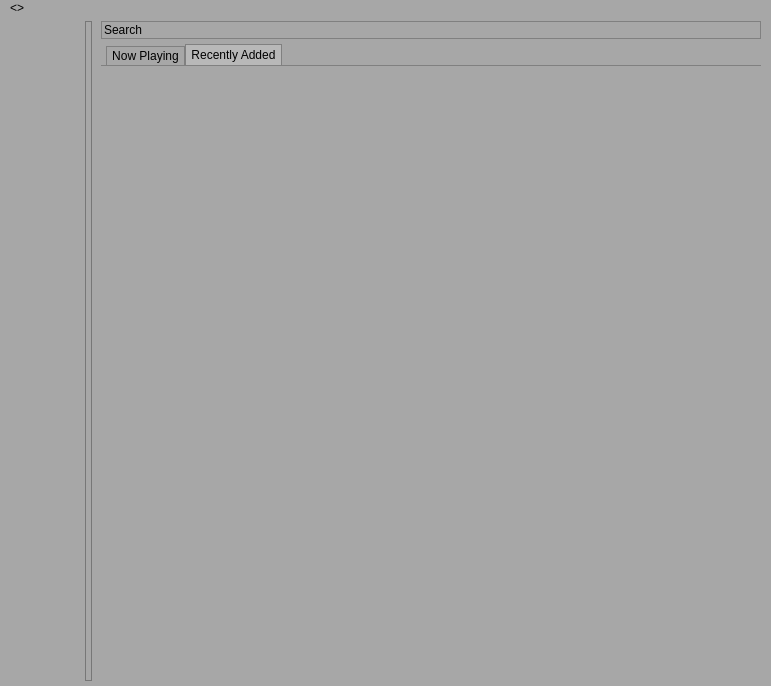
Sushisource/wubwub, file ssmp/ssmp.ui: the form before one commit.
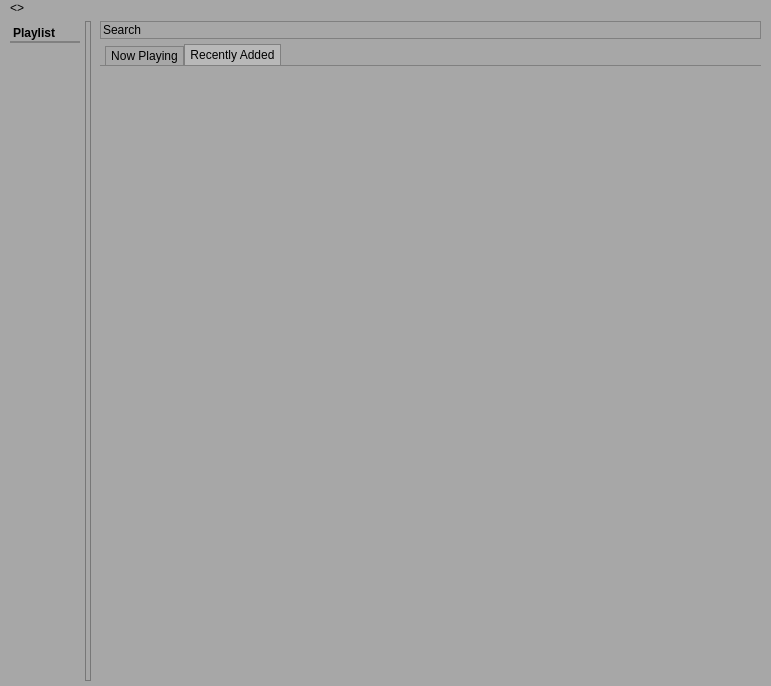
The form after the commit. Custom widgets are drawn as their Qt base class.

Commit message: Album tabs, playlist improvements

```diff
--- a/ssmp/ssmp.ui
+++ b/ssmp/ssmp.ui
@@ -234,21 +234,60 @@
 	border: none;
 	padding: 3px;
 	font-size: 10px;
+}
+
+QLabel#playlistLbl {
+	border-bottom: 2px solid grey;
+	padding-bottom: 1px;
 }</string>
   </property>
   <widget class="QWidget" name="everything">
    <layout class="QVBoxLayout" name="verticalLayout_3">
     <item>
      <widget class="QSplitter" name="splitter">
+      <property name="sizePolicy">
+       <sizepolicy hsizetype="Expanding" vsizetype="Expanding">
+        <horstretch>0</horstretch>
+        <verstretch>0</verstretch>
+       </sizepolicy>
+      </property>
       <property name="orientation">
        <enum>Qt::Horizontal</enum>
       </property>
-      <property name="handleWidth">
-       <number>5</number>
-      </property>
-      <property name="childrenCollapsible">
-       <bool>false</bool>
-      </property>
+      <widget class="QFrame" name="playlistFrame">
+       <property name="sizePolicy">
+        <sizepolicy hsizetype="MinimumExpanding" vsizetype="Expanding">
+         <horstretch>5</horstretch>
+         <verstretch>1</verstretch>
+        </sizepolicy>
+       </property>
+       <property name="minimumSize">
+        <size>
+         <width>80</width>
+         <height>0</height>
+        </size>
+       </property>
+       <property name="frameShape">
+        <enum>QFrame::NoFrame</enum>
+       </property>
+       <property name="frameShadow">
+        <enum>QFrame::Plain</enum>
+       </property>
+       <layout class="QVBoxLayout" name="verticalLayout_11">
+        <item>
+         <widget class="QLabel" name="playlistLbl">
+          <property name="font">
+           <font>
+            <weight>75</weight>
+            <bold>true</bold>
+           </font>
+          </property>
+          <property name="text">
+           <string>Playlist</string>
+          </property>
+         </widget>
+        </item>
+        <item>
       <widget class="Playlist" name="nowplayingLst">
        <property name="enabled">
         <bool>true</bool>
@@ -259,18 +298,6 @@
          <verstretch>0</verstretch>
         </sizepolicy>
        </property>
-       <property name="minimumSize">
-        <size>
-         <width>80</width>
-         <height>0</height>
-        </size>
-       </property>
-       <property name="maximumSize">
-        <size>
-         <width>16777215</width>
-         <height>16777215</height>
-        </size>
-       </property>
        <property name="styleSheet">
         <string notr="true">border: none;</string>
        </property>
@@ -286,6 +313,9 @@
        <property name="selectionMode">
         <enum>QAbstractItemView::ExtendedSelection</enum>
        </property>
+         </widget>
+        </item>
+       </layout>
       </widget>
       <widget class="QWidget" name="centralWidget" native="true">
        <property name="sizePolicy">
```
Left out of the diff: 2 changed lines with no effect on the pictures. Lines whose indentation alone changed are shown as unchanged. The commit also changes 11 other files.
